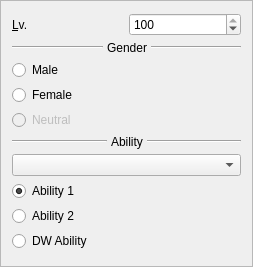
First picture: the form in src/Teambuilder/Teambuilder/pokelevelsettings.ui, repository po-devs/pokemon-online, before the edit.
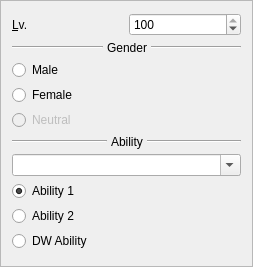
Second picture: the form after the edit.

Commit message: Make Item and Ability selection QCombobox editable

Diff of the .ui file:
```diff
--- a/src/Teambuilder/Teambuilder/pokelevelsettings.ui
+++ b/src/Teambuilder/Teambuilder/pokelevelsettings.ui
@@ -137,7 +137,11 @@
     </layout>
    </item>
    <item>
-    <widget class="QComboBox" name="ability"/>
+    <widget class="QComboBox" name="ability">
+     <property name="editable">
+      <bool>true</bool>
+     </property>
+    </widget>
    </item>
    <item>
     <widget class="QRadioButton" name="ability1">
```
The commit also changes 1 other file.
